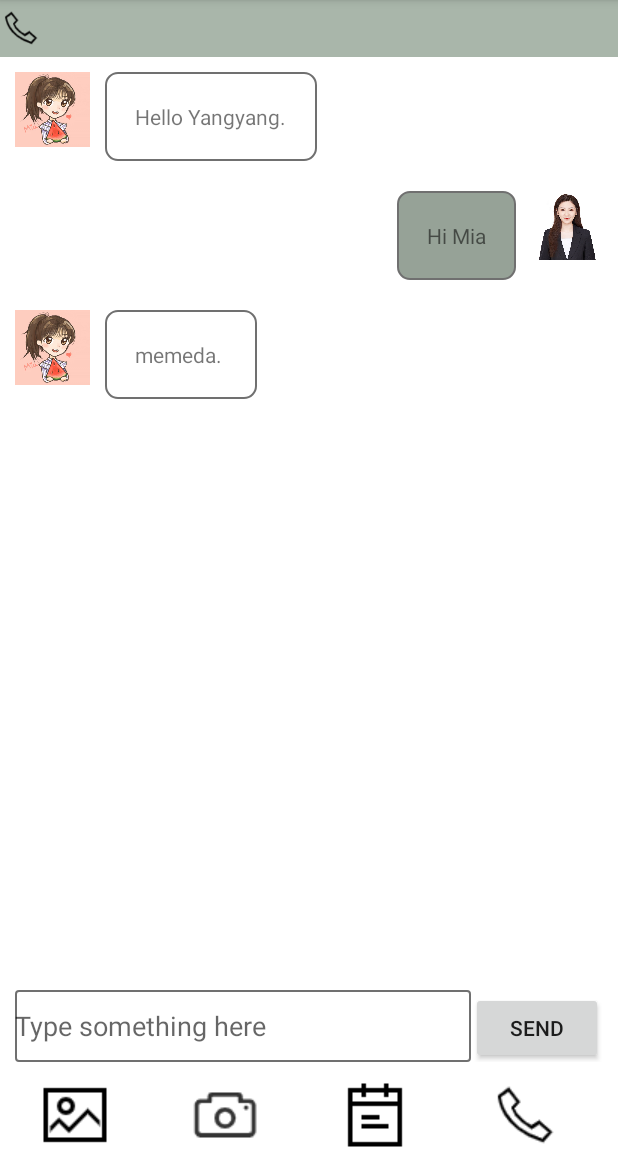
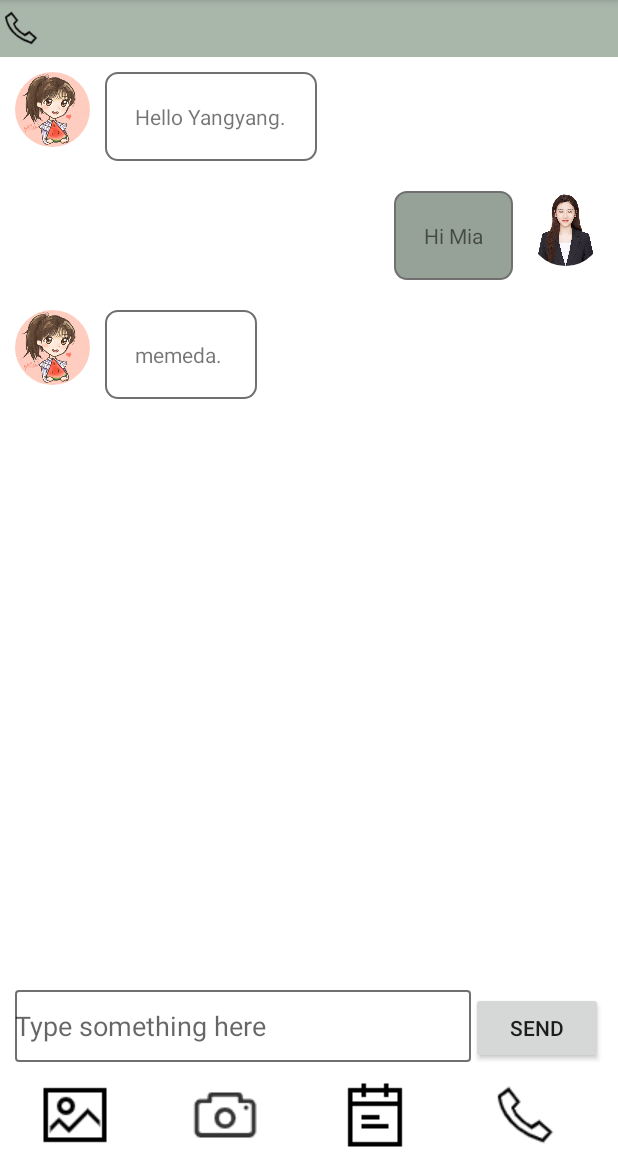
Before and after one commit to Mialovewatermelon/Mobile-Social-Hub, an Android app: the fragment ChatFragment shown on its own in the app's theme, on a phone screen of 412 x 824 dp, the part 84-1236 px from its top. Run offline under Robolectric (Android 15) with nearby library versions, the phone set to English and light mode, and no system bars; our stand-ins replace CircleImageView.

Commit message:
modified:   .gradle/6.5/executionHistory/executionHistory.bin 	modified:   .gradle/6.5/executionHistory/executionHistory.lock 	modified:   .gradle/6.5/fileHashes/fileHashes.bin 	modified:   .gradle/6.5/fileHashes/fileHashes.lock 	modified:   .gradle/6.5/fileHashes/resourceHashesCache.bin 	modified:   .gradle/6.5/javaCompile/classAnalysis.bin 	modified:   .gradle/6.5/javaCompile/jarAnalysis.bin 	modified:   .gradle/6.5/javaCompile/javaCompile.lock 	modified:   .gradle/6.5/javaCompile/taskHistory.bin 	modified:   .gradle/buildOutputCleanup/buildOutputCleanup.lock 	modified:   .gradle/buildOutputCleanup/outputFiles.bin 	modified:   .gradle/checksums/checksums.lock 	modified:   .gradle/checksums/md5-checksums.bin 	modified:   .gradle/checksums/sha1-checksums.bin 	modified:   app/build.gradle 	modified:   app/src/main/res/layout/msg_item.xml

```diff
--- a/app/build.gradle
+++ b/app/build.gradle
@@ -43,6 +43,7 @@ dependencies {
     implementation 'com.ismaeldivita.chipnavigation:chip-navigation-bar:1.3.4'
     implementation "androidx.core:core-ktx:+"
     implementation "org.jetbrains.kotlin:kotlin-stdlib-jdk7:$kotlin_version"
+    implementation 'de.hdodenhof:circleimageview:3.1.0'
 
 }
 repositories {
--- a/app/src/main/res/layout/msg_item.xml
+++ b/app/src/main/res/layout/msg_item.xml
@@ -22,10 +22,10 @@
             android:layout_marginRight="10dp"
             >
 
-            <ImageView
+            <de.hdodenhof.circleimageview.CircleImageView
                 android:layout_width="50dp"
                 android:layout_height="50dp"
-                android:background="@drawable/profile_mia" />
+                android:src="@drawable/profile_mia" />
 
             <TextView
                 android:id="@+id/left_msg"
@@ -55,11 +55,10 @@
             android:padding="20sp"
             android:background="@drawable/rectangle_right"/>
 
-        <ImageView
-            android:layout_width="48dp"
-            android:layout_height="46dp"
-            android:layout_marginRight="0dp"
-            android:background="@drawable/profile_yangyang" />
+        <de.hdodenhof.circleimageview.CircleImageView
+            android:layout_width="50dp"
+            android:layout_height="50dp"
+            android:src="@drawable/profile_yangyang" />
         </LinearLayout>
 
     </LinearLayout>
```
